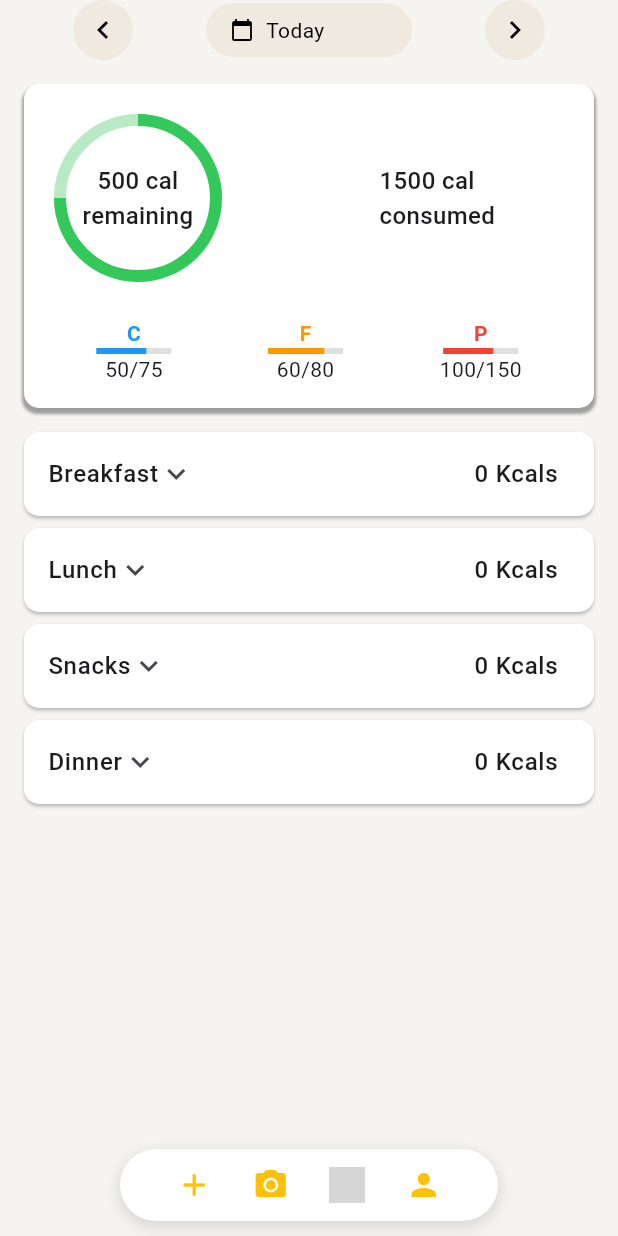
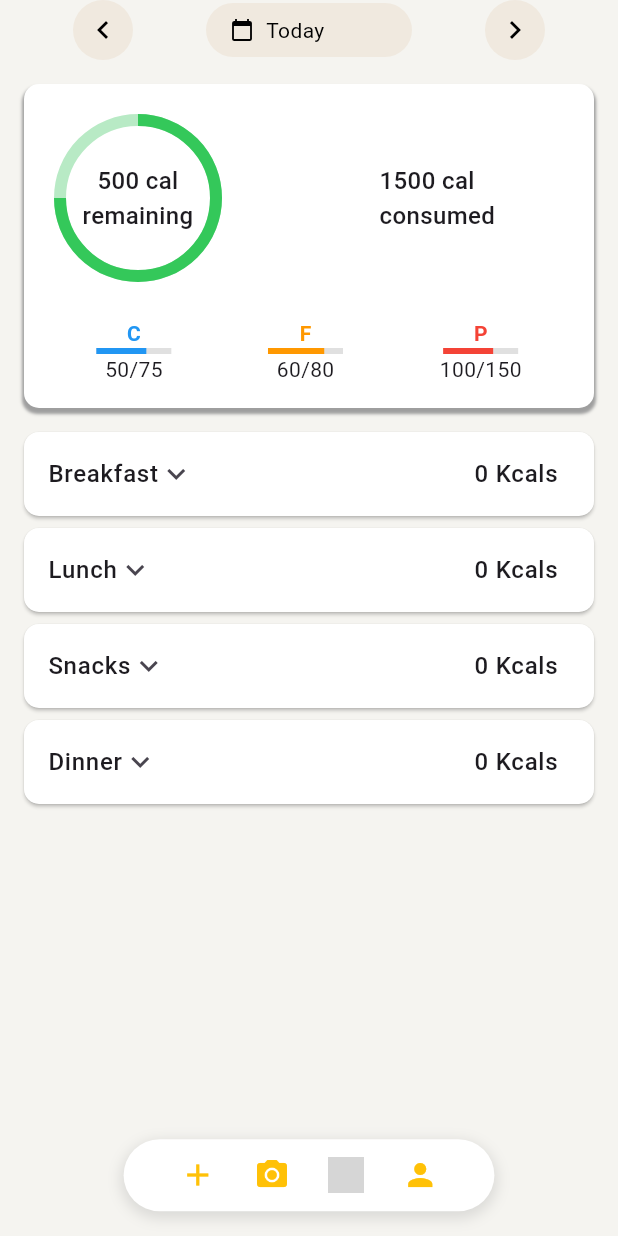
Before and after one commit to Sharathchenna/MacroBalance, a Flutter app: the screen it shows once a user with an empty profile is signed in, on a phone screen of 412 x 824 dp. Run offline on Flutter 3.47's test engine with Material 3 defaults, Android fonts, the phone set to English and light mode, and no system bars; our stand-ins replace camera, flutter_svg, google_fonts, google_generative_ai, google_sign_in, supabase_flutter; missing offline and left inert: supabase_auth_ui; accounts and stored records are empty; grey boxes are pictures that could not be loaded.

Commit message:
Fixed the Pixel Overflow Bug

```diff
--- a/lib/main.dart
+++ b/lib/main.dart
@@ -1,5 +1,6 @@
 // ignore_for_file: unused_import
 
+import 'package:flutter/cupertino.dart';
 import 'package:flutter/material.dart';
 import 'package:macrotracker/auth/auth_gate.dart';
 import 'package:macrotracker/screens/dashboard.dart';
@@ -30,8 +31,8 @@ class MyApp extends StatelessWidget {
       debugShowCheckedModeBanner: false,
       title: 'MacroTracker',
       theme: ThemeData(
-        primarySwatch: Colors.blue,
-        scaffoldBackgroundColor: Color(0xFFF5F4F0),
+        primaryColor: CupertinoColors.systemBlue,
+        scaffoldBackgroundColor: const Color(0xFFF5F4F0),
       ),
       home: AuthGate(),
     );
--- a/lib/screens/Dashboard.dart
+++ b/lib/screens/Dashboard.dart
@@ -12,6 +12,10 @@ class Dashboard extends StatefulWidget {
 class _DashboardState extends State<Dashboard> {
   @override
   Widget build(BuildContext context) {
+    // Calculate dynamic sizes based on screen dimensions.
+    final screenWidth = MediaQuery.of(context).size.width;
+    final screenHeight = MediaQuery.of(context).size.height;
+
     return Scaffold(
       backgroundColor: Color(0xFFF5F4F0),
       body: SafeArea(
@@ -25,18 +29,22 @@ class _DashboardState extends State<Dashboard> {
                 Expanded(child: MealSection())
               ],
             ),
+            // Use dynamic sizing for positioning
             Positioned(
-              bottom: 10,
-              left: 80,
-              right: 80,
+              bottom:
+                  screenHeight * 0.02, // 2% of screen height from the bottom
+              left: screenWidth * 0.2, // 20% of screen width from the left
+              right: screenWidth * 0.2, // 20% of screen width from the right
               child: Container(
-                padding: const EdgeInsets.symmetric(horizontal: 24),
+                padding: EdgeInsets.symmetric(
+                    horizontal:
+                        screenWidth * 0.06), // 6% of screen width as padding
                 decoration: BoxDecoration(
                   color: Colors.white,
                   borderRadius: BorderRadius.circular(30.0),
                   boxShadow: [
                     BoxShadow(
-                      color: Colors.grey.withValues(alpha: 0.3),
+                      color: Colors.grey.withAlpha(77),
                       spreadRadius: 2,
                       blurRadius: 7,
                       offset: Offset(0, 3),
@@ -46,14 +54,17 @@ class _DashboardState extends State<Dashboard> {
                 child: Row(
                   mainAxisAlignment: MainAxisAlignment.spaceAround,
                   children: [
-                    IconButton(
+                    Expanded(
+                      child: IconButton(
                         icon: const Icon(Icons.add),
                         onPressed: () {
                           // Handle the "add" action
                         },
                         color: const Color(0xFFFFC107),
                       ),
-                    IconButton(
+                    ),
+                    Expanded(
+                      child: IconButton(
                         icon: const Icon(Icons.camera_alt),
                         onPressed: () {
                           Navigator.push(
@@ -64,19 +75,24 @@ class _DashboardState extends State<Dashboard> {
                         },
                         color: const Color(0xFFFFC107),
                       ),
-                    IconButton(
+                    ),
+                    Expanded(
+                      child: IconButton(
                         icon: ImageIcon(AssetImage("assets/icons/AI Icon.png")),
                         onPressed: () {
                           // Handle the "bar chart" action
                         },
                         color: const Color(0xFFFFC107),
                       ),
-                    IconButton(
+                    ),
+                    Expanded(
+                      child: IconButton(
                         icon: const Icon(Icons.person),
                         onPressed: () {
                           // Handle the "person" action
                         },
                         color: const Color(0xFFFFC107),
+                      ),
                     ),
                   ],
                 ),
@@ -129,6 +145,8 @@ Widget _buildNavigationButton({required IconData icon}) {
 
 Widget _buildTodayButton() {
   return InkWell(
+    borderRadius: BorderRadius.circular(
+        20.0), // clip the splash effect to rounded corners
     onTap: () {
       // Add your logic to go back to the current day
       print('Today button tapped!');
```
Lines whose indentation alone changed are shown as unchanged.
